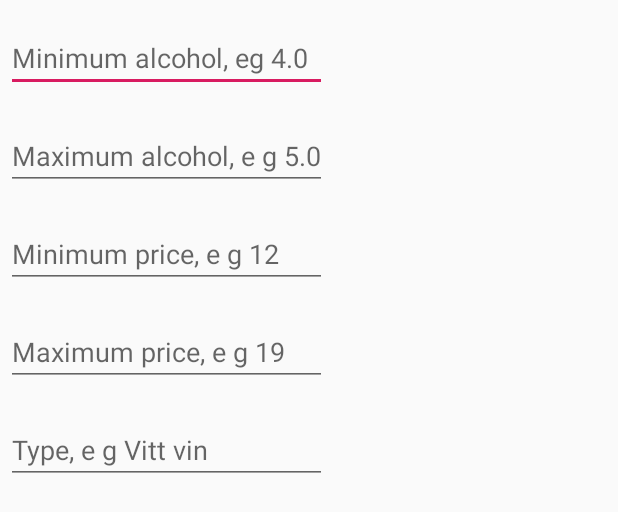
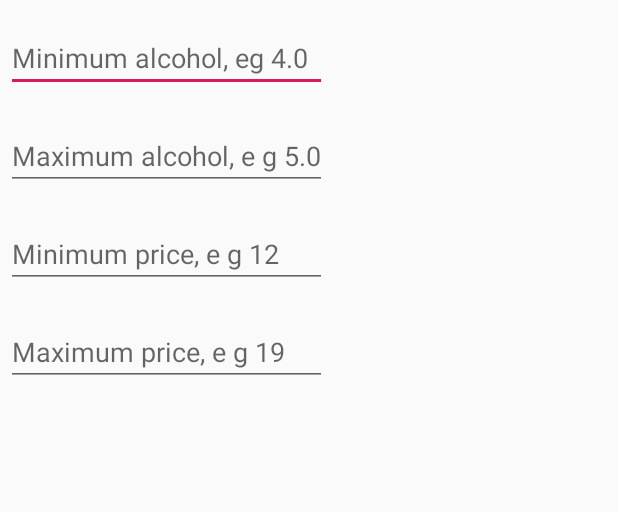
Before and after one commit to Radinger/SystembolagetappG14, an Android app: the layout search_dialog.xml on its own in the app's theme, with its tools: preview values and no code run, on a phone screen of 412 x 824 dp. Shown: the top 512 px of the screen. Run offline under Robolectric (Android 15) with nearby library versions, the phone set to English and light mode, and no system bars.

Commit message:
Trying to figure out Searchactivity.

```diff
--- a/app/src/main/java/com/example/systembolagetapp/MainActivity.java
+++ b/app/src/main/java/com/example/systembolagetapp/MainActivity.java
@@ -160,7 +160,6 @@ public class    MainActivity extends AppCompatActivity implements Serializable {
                 addToMap(arguments, MAX_ALCO, valueFromView(viewInflated, R.id.max_alco_input));
                 addToMap(arguments, MIN_PRICE, valueFromView(viewInflated, R.id.min_price_input));
                 addToMap(arguments, MAX_PRICE, valueFromView(viewInflated, R.id.max_price_input));
-                addToMap(arguments, TYPE, valueFromView(viewInflated, R.id.type_input));
 
                 // Given the map, s earch for products and update the listview
                 searchProducts(arguments);
--- a/app/src/main/res/layout/search_dialog.xml
+++ b/app/src/main/res/layout/search_dialog.xml
@@ -51,18 +51,6 @@
             android:layout_marginBottom="4dp"
             android:hint="Maximum price, e g 19" />
 
-        <EditText
-            android:id="@+id/type_input"
-            android:inputType="text"
-            android:layout_width="match_parent"
-            android:layout_height="wrap_content"
-            android:layout_marginLeft="4dp"
-            android:layout_marginTop="16dp"
-            android:layout_marginRight="4dp"
-            android:layout_marginBottom="4dp"
-            android:hint="Type, e g Vitt vin"
-             />
-
     </LinearLayout>
 
 </android.support.constraint.ConstraintLayout>
--- a/build.gradle
+++ b/build.gradle
@@ -7,7 +7,7 @@ buildscript {
 
     }
     dependencies {
-        classpath 'com.android.tools.build:gradle:3.4.0'
+        classpath 'com.android.tools.build:gradle:3.4.1'
 
         // NOTE: Do not place your application dependencies here; they belong
         // in the individual module build.gradle files
```
Also changed, not shown: app/src/main/java/com/example/systembolagetapp/Searchactivity.java (+100 -3 lines).
